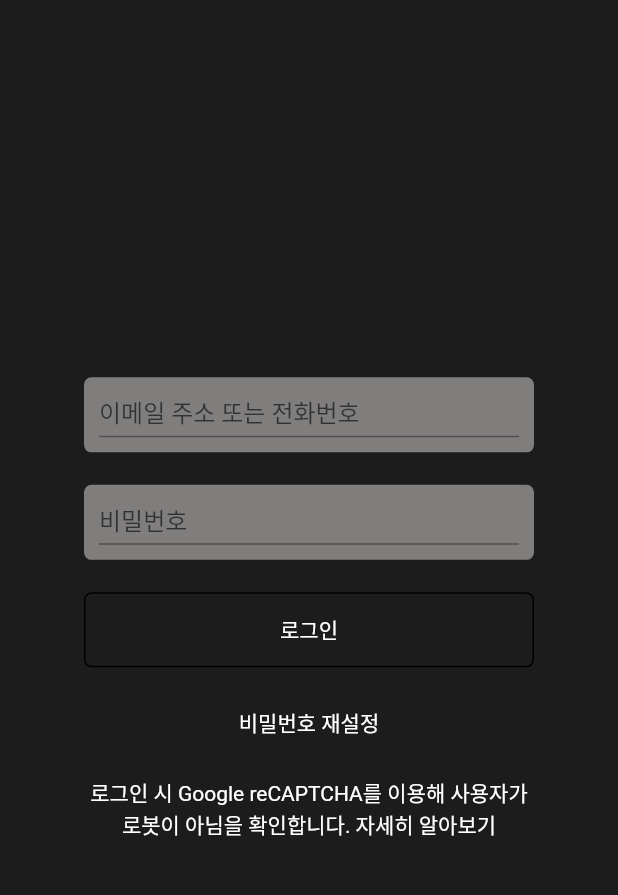
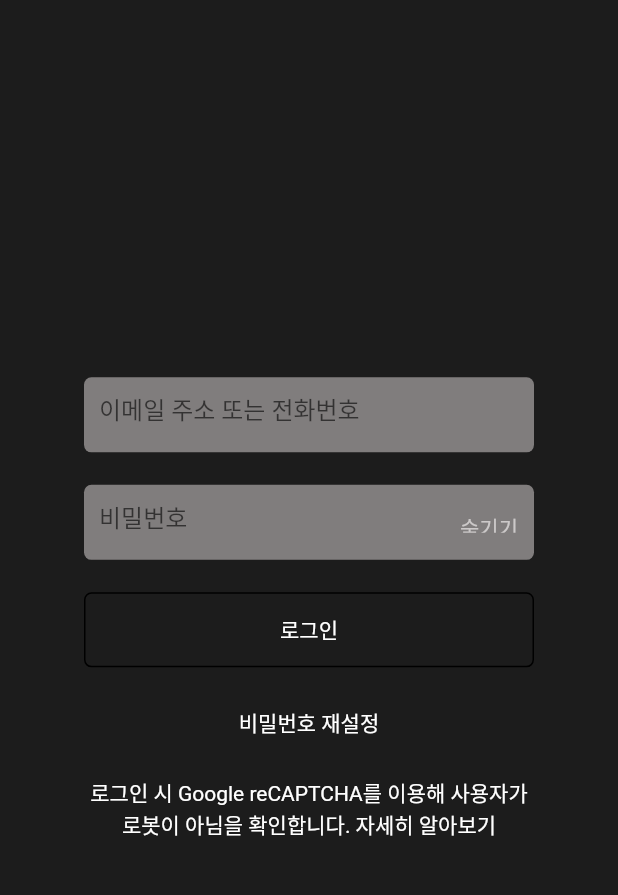
Before and after one commit to irismake/NetflixCloneCoding, a Flutter app: the screen it shows after launch, after a tap on "로그인", on a phone screen of 412 x 824 dp, the part 84-979 px from its top. Run offline on Flutter 3.47's test engine with Material 2 defaults, Android fonts, the light colour scheme and no system bars.

Commit message:
TextField
ID & Password print & obscureText change

```diff
--- a/lib/login_page.dart
+++ b/lib/login_page.dart
@@ -8,9 +8,11 @@ class LoginRoute extends StatefulWidget {
 }
 
 class LoginRoutePage extends State<LoginRoute> {
+  final TextEditingController _textController = TextEditingController();
   //const LoginRoute({super.key});
   final myController = TextEditingController();
-
+  String obscureText = "숨기기";
+  bool obscureState = true;
   @override
   void initState() {
     super.initState();
@@ -81,12 +83,24 @@ class LoginRoutePage extends State<LoginRoute> {
                       borderRadius: BorderRadius.all(Radius.circular(5))),
                   child: Center(
                     child: Padding(
+                      padding: EdgeInsets.fromLTRB(10, 10, 40, 5),
                       child: TextField(
+                        controller: _textController,
+                        onSubmitted: _handleSubmitted,
+                        cursorColor: Colors.white,
                         decoration: InputDecoration(
-                          labelText: '이메일 주소 또는 전화번호',
+                          border: InputBorder.none,
+                          focusedBorder: InputBorder.none,
+                          enabledBorder: InputBorder.none,
+                          errorBorder: InputBorder.none,
+                          disabledBorder: InputBorder.none,
+                          hintText: '이메일 주소 또는 전화번호',
                         ),
+                        onChanged: (text) {
+                          // 현재 텍스트필드의 텍스트를 출력
+                          print("First text field: $text");
+                        },
                       ),
-                      padding: EdgeInsets.all(10.0),
                     ),
                   ),
                 ),
@@ -98,15 +112,51 @@ class LoginRoutePage extends State<LoginRoute> {
                       borderRadius: BorderRadius.all(Radius.circular(5))),
                   //margin: EdgeInsets.fromLTRB(0.0, 0.0, 0.0, 0.0),
 
-                  child: Center(
-                    child: Padding(
-                      child: TextField(
-                        decoration: InputDecoration(
-                          labelText: '비밀번호',
+                  child: Row(
+                    children: [
+                      Container(
+                        //color: Colors.blue,
+                        height: 40,
+                        width: 240,
+                        padding: EdgeInsets.fromLTRB(10, 15, 40, 0),
+                        child: TextFormField(
+                          //controller: _textController,
+                          //onSubmitted: _handleSubmitted,
+                          cursorColor: Colors.white,
+                          obscureText: obscureState,
+                          decoration: InputDecoration(
+                            border: InputBorder.none,
+                            focusedBorder: InputBorder.none,
+                            enabledBorder: InputBorder.none,
+                            errorBorder: InputBorder.none,
+                            disabledBorder: InputBorder.none,
+                            hintText: '비밀번호',
+                          ),
+                          onChanged: (text) {
+                            print("First text field: $text");
+                          },
                         ),
                       ),
-                      padding: EdgeInsets.all(10.0),
-                    ),
+                      Container(
+                        alignment: Alignment.center,
+                        height: 30,
+                        width: 60,
+                        //margin: EdgeInsets.all(10),
+                        child: TextButton(
+                          child: Text(
+                            obscureText,
+                            style: TextStyle(
+                                color: Color.fromARGB(255, 204, 201, 201)),
+                          ),
+                          onPressed: () {
+                            setState(() {
+                              obscureText = obscureState == true ? '숨기기' : '표시';
+                              obscureState = !obscureState;
+                            });
+                          },
+                        ),
+                      ),
+                    ],
                   ),
                 ),
                 Container(
@@ -119,7 +169,7 @@ class LoginRoutePage extends State<LoginRoute> {
                       ),
                       borderRadius: BorderRadius.all(Radius.circular(5))),
                   child: TextButton(
-                    onPressed: null,
+                    onPressed: (() => _handleSubmitted(_textController.text)),
                     child: Text(
                       "로그인",
                       style: TextStyle(color: Colors.white),
@@ -150,4 +200,8 @@ class LoginRoutePage extends State<LoginRoute> {
       ),
     );
   }
+
+  void _handleSubmitted(String text) {
+    //_textController.clear();
+  }
 }
```
